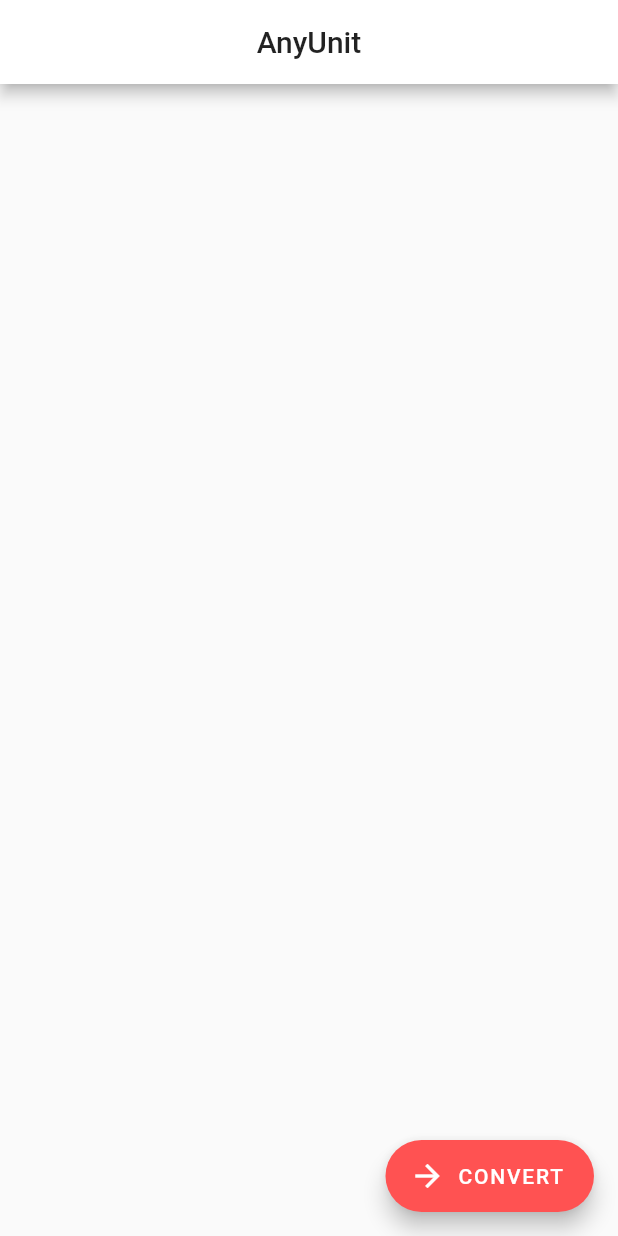
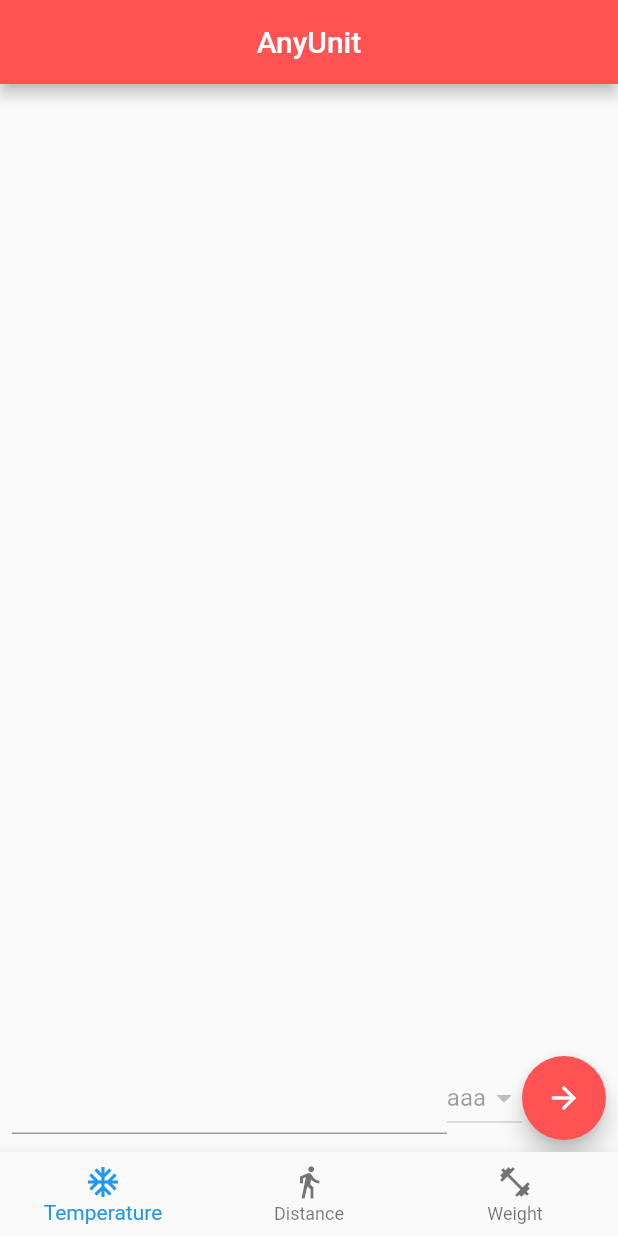
Before and after one commit to TobiasRitter/anyunit, a Flutter app: the screen it shows after launch, on a phone screen of 412 x 824 dp. Run offline on Flutter 3.47's test engine with Material 2 defaults, Android fonts, the phone set to English and light mode, and no system bars; our stand-ins replace bloc, equatable.

Commit message:
edit layout

```diff
--- a/lib/main.dart
+++ b/lib/main.dart
@@ -9,7 +9,7 @@ class MyApp extends StatelessWidget {
       title: 'AnyUnit',
       theme: ThemeData(
         brightness: Brightness.light,
-        primaryColor: Colors.white,
+        primaryColor: Colors.redAccent,
         accentColor: Colors.redAccent,
       ),
       home: MyHomePage(title: 'AnyUnit'),
@@ -27,6 +27,30 @@ class MyHomePage extends StatefulWidget {
 }
 
 class _MyHomePageState extends State<MyHomePage> {
+  // TODO: load automatically
+  List categories = <BottomNavigationBarItem>[
+    BottomNavigationBarItem(
+      icon: Icon(Icons.ac_unit),
+      title: Text("Temperature"),
+    ),
+    BottomNavigationBarItem(
+      icon: Icon(Icons.directions_walk),
+      title: Text("Distance"),
+    ),
+    BottomNavigationBarItem(
+      icon: Icon(Icons.fitness_center),
+      title: Text("Weight"),
+    ),
+  ];
+
+  // TODO: load dynamically
+  List items = <DropdownMenuItem>[
+    DropdownMenuItem(
+      value: "aaa",
+      child: Text("aaa"),
+    ),
+  ];
+
   @override
   Widget build(BuildContext context) {
     return Scaffold(
@@ -34,12 +58,34 @@ class _MyHomePageState extends State<MyHomePage> {
         title: Text(widget.title),
         centerTitle: true,
       ),
-      floatingActionButton: FloatingActionButton.extended(
-        icon: Icon(Icons.arrow_forward),
-        label: Text(
-          "CONVERT",
-        ),
-        onPressed: null,
+      bottomNavigationBar: BottomNavigationBar(
+        items: categories,
+      ),
+      body: Column(
+        children: <Widget>[
+          Expanded(
+            child: ListView(),
+          ),
+          Padding(
+            padding: const EdgeInsets.all(8.0),
+            child: Row(
+              children: <Widget>[
+                Expanded(
+                  child: TextField(),
+                ),
+                DropdownButton(
+                  onChanged: null,
+                  value: items[0].value,
+                  items: items,
+                ),
+                FloatingActionButton(
+                  child: Icon(Icons.arrow_forward),
+                  onPressed: null,
+                ),
+              ],
+            ),
+          ),
+        ],
       ),
     );
   }
```
